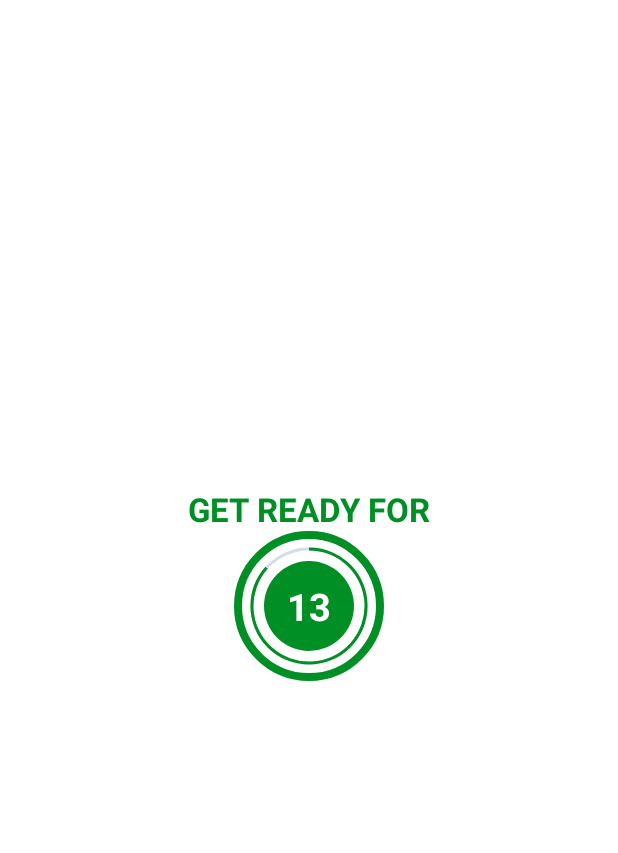
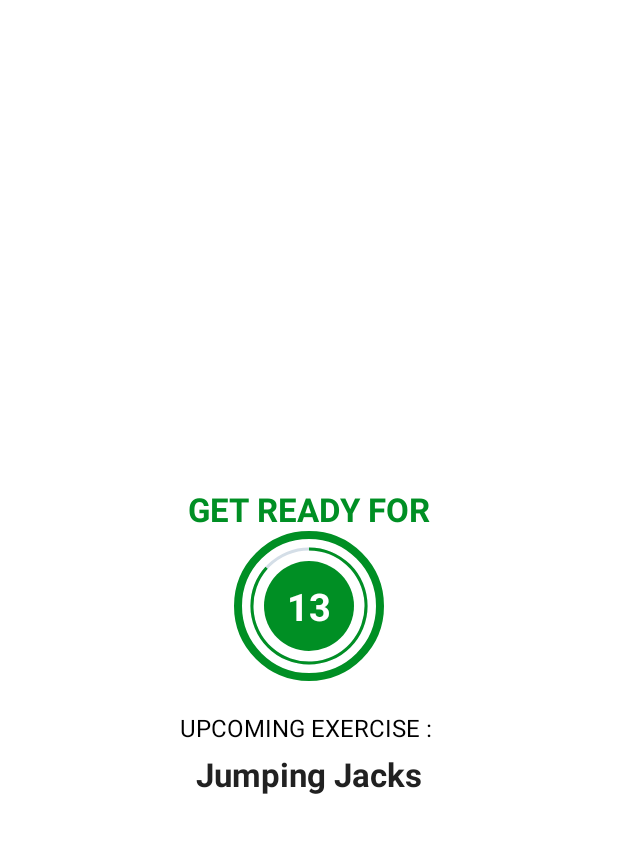
Before and after one commit to Mahavirkumar/-DailyWorkout-App, an Android app: the ExerciseActivity screen opened directly, with no data from a screen before it, on a phone screen of 412 x 824 dp, the part 62-915 px from its top. Run offline under Robolectric (Android 15) with nearby library versions, the light colour scheme and no system bars.

Commit message:
added upcoming tv to restview,added text to sppect to our application

```diff
--- a/app/src/main/java/com/development/mk/dailyworkout/ExerciseActivity.kt
+++ b/app/src/main/java/com/development/mk/dailyworkout/ExerciseActivity.kt
@@ -3,11 +3,15 @@ package com.development.mk.dailyworkout
 import androidx.appcompat.app.AppCompatActivity
 import android.os.Bundle
 import android.os.CountDownTimer
+import android.speech.tts.TextToSpeech
+import android.util.Log
 import android.view.View
 import android.widget.Toast
 import com.development.mk.dailyworkout.databinding.ActivityExerciseBinding
+import java.util.*
+import kotlin.collections.ArrayList
 
-class ExerciseActivity : AppCompatActivity() {
+class ExerciseActivity : AppCompatActivity(),TextToSpeech.OnInitListener {
 
 
     private var restTimer: CountDownTimer? =
@@ -20,6 +24,7 @@ class ExerciseActivity : AppCompatActivity() {
 
     private var exerciseList: ArrayList<ExerciseModel>? = null // We will initialize the list later.
     private var currentExercisePosition = -1 // Current Position of Exercise.
+    private var tts: TextToSpeech? = null // Variable for Text to Speech
 
     // create a binding variable
     private var binding: ActivityExerciseBinding? = null
@@ -38,6 +43,7 @@ class ExerciseActivity : AppCompatActivity() {
         binding?.toolbarExercise?.setNavigationOnClickListener {
             onBackPressed()
         }
+        tts = TextToSpeech(this, this)
 
         exerciseList = Constants.defaultExerciseList()
         setupRestView()
@@ -51,6 +57,8 @@ class ExerciseActivity : AppCompatActivity() {
 
         binding?.flRestView?.visibility = View.VISIBLE
         binding?.tvTitle?.visibility = View.VISIBLE
+        binding?.upcomingLabel?.visibility = View.VISIBLE
+        binding?.tvUpcomingExerciseName?.visibility = View.VISIBLE
         binding?.tvExerciseName?.visibility = View.INVISIBLE
         binding?.flExerciseView?.visibility = View.INVISIBLE
         binding?.ivImage?.visibility = View.INVISIBLE
@@ -63,6 +71,10 @@ class ExerciseActivity : AppCompatActivity() {
             restTimer!!.cancel()
             restProgress = 0
         }
+
+        // Here we have set the upcoming exercise name to the text view
+        // Here as the current position is -1 by default so to selected from the list it should be 0 so we have increased it by +1.
+        binding?.tvUpcomingExerciseName?.text = exerciseList!![currentExercisePosition + 1].name
 
         // This function is used to set the progress details.
         setRestProgressBar()
@@ -110,6 +122,8 @@ class ExerciseActivity : AppCompatActivity() {
         // Here according to the view make it visible as this is Exercise View so exercise view is visible and rest view is not.
         binding?.flRestView?.visibility = View.INVISIBLE
         binding?.tvTitle?.visibility = View.INVISIBLE
+        binding?.tvUpcomingExerciseName?.visibility = View.INVISIBLE
+        binding?.upcomingLabel?.visibility = View.INVISIBLE
         binding?.tvExerciseName?.visibility = View.VISIBLE
         binding?.flExerciseView?.visibility = View.VISIBLE
         binding?.ivImage?.visibility = View.VISIBLE
@@ -122,6 +136,7 @@ class ExerciseActivity : AppCompatActivity() {
             exerciseTimer?.cancel()
             exerciseProgress = 0
         }
+        speakOut(exerciseList!![currentExercisePosition].name)
 
         binding?.ivImage?.setImageResource(exerciseList!![currentExercisePosition].image)
         binding?.tvExerciseName?.text = exerciseList!![currentExercisePosition].name
@@ -171,4 +186,30 @@ class ExerciseActivity : AppCompatActivity() {
         super.onDestroy()
         binding = null
     }
+
+    override fun onInit(status: Int) {
+
+        //  After variable initializing set the language after a "success"ful result.)
+
+        if (status == TextToSpeech.SUCCESS) {
+            // set US English as language for tts
+            val result = tts?.setLanguage(Locale.ENGLISH)
+
+            if (result == TextToSpeech.LANG_MISSING_DATA || result == TextToSpeech.LANG_NOT_SUPPORTED) {
+                Log.e("TTS", "The Language specified is not supported!")
+            }
+
+        } else {
+            Log.e("TTS", "Initialization Failed!")
+        }
+
+    }
+
+
+    /**
+     * Function is used to speak the text that we pass to it.
+     */
+    private fun speakOut(text: String) {
+        tts!!.speak(text, TextToSpeech.QUEUE_FLUSH, null, "")
+    }
 }
--- a/app/src/main/res/layout/activity_exercise.xml
+++ b/app/src/main/res/layout/activity_exercise.xml
@@ -74,7 +74,33 @@
         </LinearLayout>
     </FrameLayout>
 
+    <TextView
+        app:layout_constraintTop_toBottomOf="@id/flRestView"
+        android:id="@+id/upcomingLabel"
+        android:layout_width="wrap_content"
+        android:layout_height="wrap_content"
+        app:layout_constraintStart_toStartOf="parent"
+        app:layout_constraintEnd_toEndOf="parent"
+        android:layout_marginTop="20dp"
+        android:textColor="@color/black"
+        app:layout_constraintBottom_toTopOf="@id/tvUpcomingExerciseName"
+        android:text="UPCOMING EXERCISE : "
+        android:textSize="16sp" />
 
+    <TextView
+        app:layout_constraintTop_toBottomOf="@id/upcomingLabel"
+        android:id="@+id/tvUpcomingExerciseName"
+        android:layout_width="wrap_content"
+        android:layout_height="wrap_content"
+        app:layout_constraintStart_toStartOf="parent"
+        app:layout_constraintEnd_toEndOf="parent"
+        android:layout_marginTop="5dp"
+        android:textColor="#212121"
+        android:textSize="22sp"
+        android:textStyle="bold"
+        tools:text="Exercise Name" />
+    <!--END-->
+    <!-- First add the images to the Drawable folder and adding an imageview to show which is the current exercise along with the Name-->
     <ImageView
         android:id="@+id/ivImage"
         android:layout_width="match_parent"
@@ -86,6 +112,7 @@
         app:layout_constraintBottom_toTopOf="@id/tvExerciseName"
         app:layout_constraintTop_toBottomOf="@id/toolbarExercise" />
 
+    <!--  We also add a textView for ExerciseName and position it below the imageview-->
     <TextView
         android:id="@+id/tvExerciseName"
         android:layout_width="wrap_content"
@@ -99,7 +126,7 @@
         app:layout_constraintStart_toStartOf="parent"
         app:layout_constraintTop_toBottomOf="@id/ivImage"
         tools:visibility="visible" />
-
+    <!-- We also need to change the position of this frame layout to be below the tvExercise-->
     <FrameLayout
         android:id="@+id/flExerciseView"
         android:layout_width="100dp"
@@ -121,8 +148,8 @@
             android:layout_gravity="center"
             android:background="@drawable/circular_progress_gray"
             android:indeterminate="false"
-            android:max="30"
-            android:progress="100"
+            android:max="40"
+            android:progress="400"
             android:progressDrawable="@drawable/circular_progress_bar"
             android:rotation="-90" />
 
```
Also changed, not shown: app/src/main/AndroidManifest.xml (+7 -0 lines).
